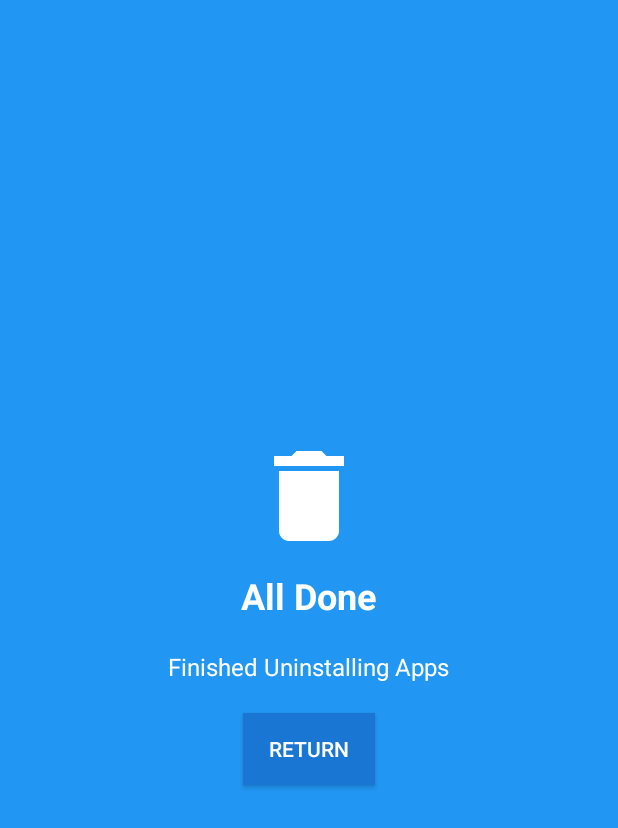
After one commit to ThrowJojo/QuickUninstall, an Android app: the FinishActivity screen opened directly, with no data from a screen before it, on a phone screen of 412 x 824 dp. The commit adds this screen. Shown: the top 828 px of the screen. Run offline under Robolectric (Android 15) with nearby library versions, the phone set to English and light mode, and no system bars; our stand-ins replace data binding.

Commit message:
Added FinishActivity.

```diff
--- a/app/build.gradle
+++ b/app/build.gradle
@@ -32,9 +32,9 @@ dependencies {
     compile 'com.android.support.constraint:constraint-layout:1.0.0-alpha5'
     compile 'com.android.support:design:25.1.0'
     compile 'com.google.android.gms:play-services-ads:10.0.1'
-    compile "android.arch.lifecycle:runtime:1.0.0-alpha9"
-    compile "android.arch.lifecycle:extensions:1.0.0-alpha9"
-    annotationProcessor "android.arch.lifecycle:compiler:1.0.0-alpha9"
+    compile 'android.arch.lifecycle:runtime:1.0.0-alpha9'
+    compile 'android.arch.lifecycle:extensions:1.0.0-alpha9'
     compile 'com.parse.bolts:bolts-tasks:1.4.0'
     testCompile 'junit:junit:4.12'
+    annotationProcessor 'android.arch.lifecycle:compiler:1.0.0-alpha9'
 }
--- /dev/null
+++ b/app/src/main/java/breakingscope/quickuninstall/FinishActivity.java
@@ -0,0 +1,25 @@
+package breakingscope.quickuninstall;
+
+import android.databinding.DataBindingUtil;
+import android.os.Bundle;
+import android.support.v7.app.AppCompatActivity;
+
+import breakingscope.quickuninstall.databinding.ActivityFinishBinding;
+
+public class FinishActivity extends AppCompatActivity {
+
+    ActivityFinishBinding binding;
+
+    @Override
+    protected void onCreate(Bundle savedInstanceState) {
+        super.onCreate(savedInstanceState);
+        binding = DataBindingUtil.setContentView(this, R.layout.activity_finish);
+        binding.setActivity(this);
+    }
+
+    // Finishes the Activity
+    public void onReturnClicked() {
+        finish();
+    }
+
+}
--- /dev/null
+++ b/app/src/main/res/drawable/icon_delete_large.xml
@@ -0,0 +1,4 @@
+<vector android:height="80dp" android:viewportHeight="24.0"
+    android:viewportWidth="24.0" android:width="80dp" xmlns:android="http://schemas.android.com/apk/res/android">
+    <path android:fillColor="#FFFFFF" android:pathData="M6,19c0,1.1 0.9,2 2,2h8c1.1,0 2,-0.9 2,-2V7H6v12zM19,4h-3.5l-1,-1h-5l-1,1H5v2h14V4z"/>
+</vector>
--- /dev/null
+++ b/app/src/main/res/layout/activity_finish.xml
@@ -0,0 +1,54 @@
+<?xml version="1.0" encoding="utf-8"?>
+<layout>
+    <data>
+        <variable
+            name="activity"
+            type="breakingscope.quickuninstall.FinishActivity" />
+    </data>
+
+    <LinearLayout xmlns:android="http://schemas.android.com/apk/res/android"
+        xmlns:app="http://schemas.android.com/apk/res-auto"
+        xmlns:tools="http://schemas.android.com/tools"
+        android:layout_width="match_parent"
+        android:layout_height="match_parent"
+        android:background="@color/colorPrimary"
+        android:gravity="center"
+        android:orientation="vertical"
+        tools:context="breakingscope.quickuninstall.FinishActivity">
+
+        <ImageView
+            android:layout_width="wrap_content"
+            android:layout_height="wrap_content"
+            app:srcCompat="@drawable/icon_delete_large" />
+
+        <TextView
+            android:layout_width="wrap_content"
+            android:layout_height="wrap_content"
+            android:padding="@dimen/padding_medium"
+            android:text="@string/title_finished"
+            android:textColor="@color/textSub"
+            android:textSize="@dimen/text_large"
+            android:textStyle="bold"
+            />
+
+        <TextView
+            android:layout_width="wrap_content"
+            android:layout_height="wrap_content"
+            android:padding="@dimen/padding_medium"
+            android:text="@string/subtitle_finished"
+            android:textColor="@color/textSub"
+            android:textSize="@dimen/text_medium"
+            />
+
+        <Button
+            android:layout_width="wrap_content"
+            android:layout_height="wrap_content"
+            android:layout_margin="@dimen/padding_medium"
+            android:background="@color/colorPrimaryDark"
+            android:text="@string/button_return"
+            android:textColor="@color/textSub"
+            app:onClickListener="@{()->activity.onReturnClicked()}"
+            />
+
+    </LinearLayout>
+</layout>
--- a/app/src/main/res/values/colors.xml
+++ b/app/src/main/res/values/colors.xml
@@ -4,4 +4,5 @@
     <color name="colorPrimaryDark">#1976D2</color>
     <color name="colorAccent">#009688</color>
     <color name="textMain">#000</color>
+    <color name="textSub">#FFF</color>
 </resources>
--- a/app/src/main/res/values/strings.xml
+++ b/app/src/main/res/values/strings.xml
@@ -21,5 +21,11 @@
     <string name="sort_size">Sort By File Size</string>
 
     <string name="toast_uninstall">Select some apps to uninstall first</string>
+    <string name="title_activity_finish">FinishActivity</string>
+
+    <string name="title_finished">All Done</string>
+    <string name="subtitle_finished">Finished Uninstalling Apps</string>
+
+    <string name="button_return">Return</string>
 
 </resources>
```
Also changed, not shown: app/src/main/AndroidManifest.xml (+10 -4 lines), app/src/main/java/breakingscope/quickuninstall/MainActivity.java (+10 -2 lines), app/src/main/java/breakingscope/quickuninstall/models/AppsModel.java (+4 -3 lines).
